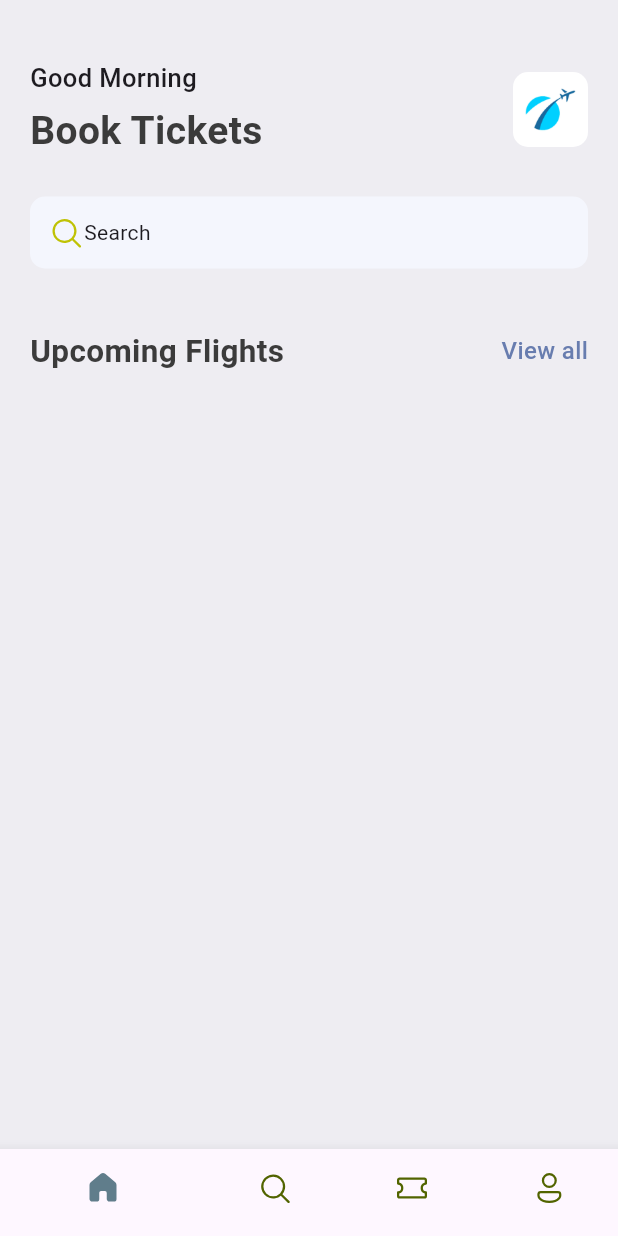
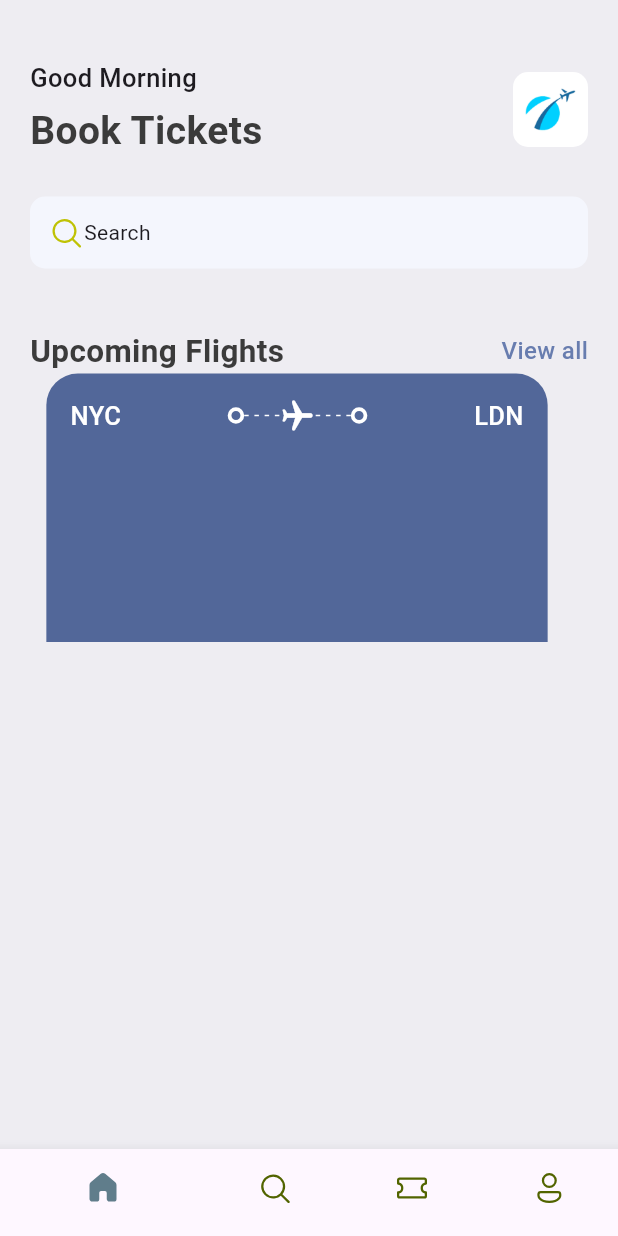
Before and after one commit to rodgers-munene/ticket_app, a Flutter app: the screen it shows after launch, on a phone screen of 412 x 824 dp. Run offline on Flutter 3.47's test engine with Material 3 defaults, Android fonts, the phone set to English and light mode, and no system bars; our stand-ins replace fluentui_icons.

Commit message:
layoutBuilder functionality

```diff
--- a/lib/base/res/styles/app_styles.dart
+++ b/lib/base/res/styles/app_styles.dart
@@ -6,6 +6,7 @@ class AppStyles {
   static Color primaryColor = primary;
   static Color bgColor = const Color(0xFFeeedf2);
   static Color textColor = const Color(0xFF3b3b3b);
+  static Color ticketBlue = const Color(0xFF526799);
 
   static TextStyle textStyle = TextStyle(
     fontSize: 16,
@@ -21,7 +22,7 @@ class AppStyles {
   static TextStyle headLineStyle2 = TextStyle(
     fontSize: 21,
     fontWeight: FontWeight.bold,
-    color: textColor
+    color: textColor,
   );
   static TextStyle headLineStyle3 = TextStyle(
     fontSize: 17,
--- /dev/null
+++ b/lib/base/widgets/app_layout_builder.dart
@@ -0,0 +1,24 @@
+import 'package:flutter/material.dart';
+
+class AppLayoutBuilder extends StatelessWidget {
+  final int randomDivider;
+
+  const AppLayoutBuilder({super.key, required this.randomDivider});
+
+  @override
+  Widget build(BuildContext context) {
+    return LayoutBuilder(
+      builder: (BuildContext context, BoxConstraints constraints) {
+        return Flex(
+          mainAxisAlignment: MainAxisAlignment.spaceBetween,
+          direction: Axis.horizontal,
+          children: List.generate((constraints.constrainWidth()/randomDivider).floor(), (generator) => SizedBox(
+            width: 3,
+            height: 1,
+            child: DecoratedBox(decoration: BoxDecoration(color: Colors.white)),
+          )),
+        );
+      },
+    );
+  }
+}
--- /dev/null
+++ b/lib/base/widgets/big_dot.dart
@@ -0,0 +1,16 @@
+import 'package:flutter/material.dart';
+
+class BigDot extends StatelessWidget {
+  const BigDot({super.key});
+
+  @override
+  Widget build(BuildContext context) {
+    return Container(
+      padding: EdgeInsets.all(3),
+      decoration: BoxDecoration(
+        border: Border.all(width: 2.5, color: Colors.white),
+        borderRadius: BorderRadius.circular(20),
+      ),
+    );
+  }
+}
--- /dev/null
+++ b/lib/base/widgets/ticket_view.dart
@@ -0,0 +1,69 @@
+import 'package:flutter/material.dart';
+import 'package:ticket_app/base/res/styles/app_styles.dart';
+import 'package:ticket_app/base/widgets/app_layout_builder.dart';
+import 'package:ticket_app/base/widgets/big_dot.dart';
+
+class TicketView extends StatelessWidget {
+  const TicketView({super.key});
+
+  @override
+  Widget build(BuildContext context) {
+    final size = MediaQuery.of(context).size;
+
+    return SizedBox(
+      width: size.width * 0.85,
+      height: 179,
+      child: Container(
+        margin: EdgeInsets.only(right: 16),
+        decoration: BoxDecoration(
+          borderRadius: BorderRadius.only(
+            topLeft: Radius.circular(21),
+            topRight: Radius.circular(21),
+          ),
+          color: AppStyles.ticketBlue,
+        ),
+        padding: EdgeInsets.all(16),
+        child: Column(
+          children: [
+            Row(
+              children: [
+                Text(
+                  "NYC",
+                  style: AppStyles.headLineStyle3.copyWith(color: Colors.white),
+                ),
+                Expanded(child: Container()),
+                BigDot(),
+                Expanded(
+                  child: Stack(
+                    children: [
+                      SizedBox(
+                        height: 24,
+                        child: AppLayoutBuilder(randomDivider: 6),
+                      ),
+                      Center(
+                        child: Transform.rotate(
+                          angle: 1.57,
+                          child: Icon(
+                            Icons.local_airport_rounded,
+                            color: Colors.white,
+                          ),
+                        ),
+                      ),
+                    ],
+                  ),
+                ),
+                BigDot(),
+                Expanded(child: Container()),
+                Text(
+                  "LDN",
+                  style: AppStyles.headLineStyle3.copyWith(color: Colors.white),
+                ),
+              ],
+            ),
+            Row(),
+          ],
+        ),
+      ),
+    );
+  }
+}
--- a/lib/screens/home_screen.dart
+++ b/lib/screens/home_screen.dart
@@ -3,6 +3,7 @@ import 'package:flutter/material.dart';
 import 'package:ticket_app/base/res/media.dart';
 import 'package:ticket_app/base/res/styles/app_styles.dart';
 import 'package:ticket_app/base/widgets/app_double_text.dart';
+import 'package:ticket_app/base/widgets/ticket_view.dart';
 
 class HomeScreen extends StatelessWidget {
   const HomeScreen({super.key});
@@ -64,6 +65,7 @@ class HomeScreen extends StatelessWidget {
                 ),
                 SizedBox(height: 40,),
                 AppDoubleText(bigText: "Upcoming Flights", smallText: "View all",),
+                TicketView(),
               ],
             ),
           ),
```
